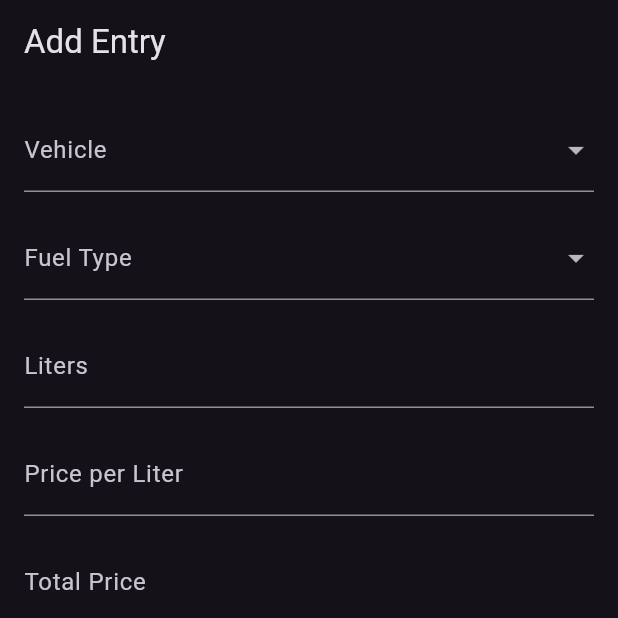
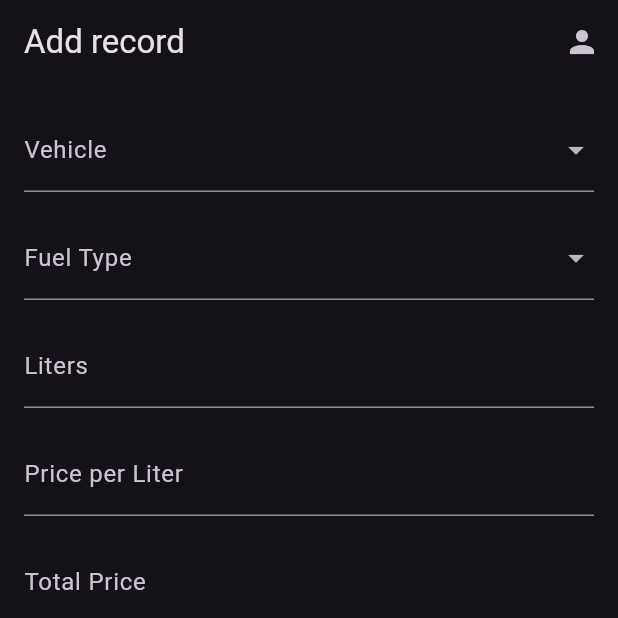
Before and after one commit to filiprojek/fuelstats-app, a Flutter app: the screen it shows after launch, item 2 of the bottom bar chosen, on a phone screen of 412 x 824 dp, the top half of it. Run offline on Flutter 3.47's test engine with Material 3 defaults, Android fonts, the phone set to English and light mode, and no system bars.

Commit message:
Added: user settings screen, Several changes in main.lib

```diff
--- a/lib/main.dart
+++ b/lib/main.dart
@@ -3,6 +3,7 @@ import 'screens/home_screen.dart';
 import 'screens/add_screen.dart';
 import 'screens/vehicles_screen.dart';
 import 'screens/history_screen.dart';
+import 'screens/user_settings.dart';
 
 void main() {
   runApp(FuelStatsApp());
@@ -12,9 +13,9 @@ class FuelStatsApp extends StatelessWidget {
   @override
   Widget build(BuildContext context) {
     return MaterialApp(
-      title: 'Fuel Stats',
       theme: ThemeData.dark(),
       themeMode: ThemeMode.dark,
+      debugShowCheckedModeBanner: false,
       home: MainNavigation(),
     );
   }
@@ -35,20 +36,42 @@ class _MainNavigationState extends State<MainNavigation> {
     AddScreen(),
     VehiclesScreen(),
     HistoryScreen(),
+    UserSettingsScreen(),
+  ];
+
+  final List<Widget> titles = [
+    Text("Fuel Stats"),
+    Text("Add record"),
+    Text("Vehicles"),
+    Text("History"),
   ];
 
   @override
   Widget build(BuildContext context) {
     return Scaffold(
+      appBar: AppBar(
+        title: _currentIndex <= 3 ? titles[_currentIndex] : Text("Fuel Stats"),
+        actions: [
+          IconButton(
+            icon: const Icon(Icons.person),
+            tooltip: "User settings",
+            onPressed: () {
+              Navigator.push(
+                context,
+                MaterialPageRoute(builder: (context) => UserSettingsScreen()),
+              );
+            },
+          ),
+        ],
+      ),
       body: _screens[_currentIndex],
       bottomNavigationBar: BottomNavigationBar(
-        currentIndex: _currentIndex,
+        currentIndex: _currentIndex <= 3 ? _currentIndex : 0,
         onTap: (index) => setState(() => _currentIndex = index),
         backgroundColor: Colors.grey[900],
         selectedItemColor: Colors.white,
         unselectedItemColor: Colors.grey,
-
-        items: [
+        items: const [
           BottomNavigationBarItem(icon: Icon(Icons.home), label: 'Home'),
           BottomNavigationBarItem(icon: Icon(Icons.add), label: 'Add'),
           BottomNavigationBarItem(
--- a/lib/screens/add_screen.dart
+++ b/lib/screens/add_screen.dart
@@ -23,7 +23,6 @@ class _AddScreenState extends State<AddScreen> {
   @override
   Widget build(BuildContext context) {
     return Scaffold(
-      appBar: AppBar(title: Text('Add Entry')),
       body: Padding(
         padding: const EdgeInsets.all(16.0),
         child: Form(
--- a/lib/screens/history_screen.dart
+++ b/lib/screens/history_screen.dart
@@ -3,9 +3,6 @@ import 'package:flutter/material.dart';
 class HistoryScreen extends StatelessWidget {
   @override
   Widget build(BuildContext context) {
-    return Scaffold(
-      appBar: AppBar(title: Text('History')),
-      body: Center(child: Text('History Screen Content')),
-    );
+    return Scaffold(body: Center(child: Text('History Screen Content')));
   }
 }
--- a/lib/screens/home_screen.dart
+++ b/lib/screens/home_screen.dart
@@ -5,7 +5,6 @@ class HomeScreen extends StatelessWidget {
   @override
   Widget build(BuildContext context) {
     return Scaffold(
-      appBar: AppBar(title: Text('Fuel Stats')),
       body: SingleChildScrollView(
         child: Column(
           children: [
--- a/lib/screens/vehicles_screen.dart
+++ b/lib/screens/vehicles_screen.dart
@@ -79,7 +79,6 @@ class _VehiclesScreenState extends State<VehiclesScreen> {
   @override
   Widget build(BuildContext context) {
     return Scaffold(
-      appBar: AppBar(title: Text('Vehicles')),
       body:
           _vehicles.isEmpty
               ? Center(child: Text('No vehicles added yet.'))
```
Also changed, not shown: lib/screens/user_settings.dart (added, +32 -0 lines).
